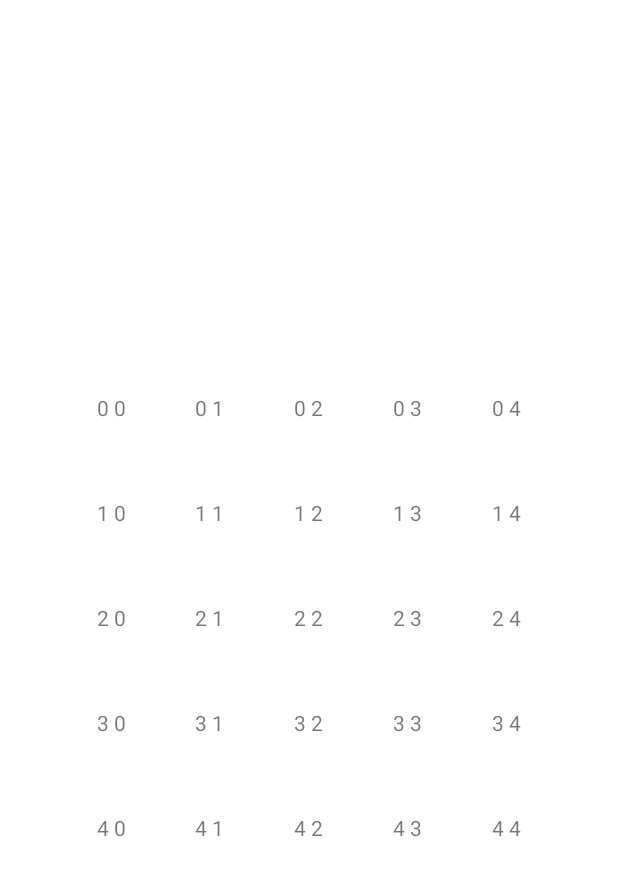
After one commit to pedrojfmorais/AMov-TrabalhoPratico1, an Android app: the layout game.xml on its own in the app's theme, with its tools: preview values and no code run, on a phone screen of 412 x 824 dp. The commit adds this screen. Shown: the top 876 px of the screen. Run offline under Robolectric (Android 15) with nearby library versions, the phone set to English and light mode, and no system bars.

Commit message:
inicio jogo, game board individual feito, inicio layout

```diff
--- a/app/src/main/java/pt/isec/amov/a2018020733/trabalhopratico1/Constants.kt
+++ b/app/src/main/java/pt/isec/amov/a2018020733/trabalhopratico1/Constants.kt
@@ -1,7 +1,14 @@
 package pt.isec.amov.a2018020733.trabalhopratico1
 
+const val SIZE_GAME_BOARD = 5
+
 const val STARTING_TIME_SECONDS = 60
-const val DECREASE_TIME_PER_LEVEL = 5
+const val DECREASE_TIME_PER_LEVEL = 10
+const val MINIMUM_TIME_LEVEL = 10
+const val ADDED_TIME_CORRECT_ANSWER = 5
 
-const val MAX_NUMBER_USED_IN_EQUATIONS_START = 10
+val MAX_NUMBER_USED_IN_EQUATIONS_START = arrayOf(9,99,999)
 const val INCREASE_NUMBER_USED_IN_EQUATIONS_PER_LEVEL = 5
+
+val OPERATORS_USED_PER_LEVEL = arrayOf(arrayOf('+'), arrayOf('+','-'),
+    arrayOf('+','-','x'), arrayOf('+','-','x','/'))
--- a/app/src/main/java/pt/isec/amov/a2018020733/trabalhopratico1/EditUser.kt
+++ b/app/src/main/java/pt/isec/amov/a2018020733/trabalhopratico1/EditUser.kt
@@ -12,9 +12,7 @@ import androidx.appcompat.app.AppCompatActivity
 import androidx.core.content.FileProvider
 import androidx.core.content.res.ResourcesCompat
 import com.google.firebase.auth.FirebaseAuth
-import com.google.firebase.auth.FirebaseUser
 import com.google.firebase.auth.ktx.auth
-import com.google.firebase.auth.ktx.userProfileChangeRequest
 import com.google.firebase.firestore.Source
 import com.google.firebase.firestore.ktx.firestore
 import com.google.firebase.ktx.Firebase
--- /dev/null
+++ b/app/src/main/java/pt/isec/amov/a2018020733/trabalhopratico1/GameBoard.kt
@@ -0,0 +1,123 @@
+package pt.isec.amov.a2018020733.trabalhopratico1
+
+
+class GameBoard(level: Int) {
+
+    companion object {
+
+        private fun operatorFromChar(charOperator: Char): (Double, Double) -> Double {
+            return when (charOperator) {
+                '+' -> { a, b -> a + b }
+                '-' -> { a, b -> a - b }
+                '/' -> { a, b -> a / b }
+                'x' -> { a, b -> a * b }
+                else -> throw Exception("That's not a supported operator")
+            }
+        }
+
+        fun calculateValueOperation(operation: Array<Char>): Double {
+
+            var result: Double
+            val mathPriority = ArrayList<String>()
+            var flagSkip = false
+
+            for (i in operation.indices) {
+                if (operation[i] == 'x' || operation[i] == '/') {
+                    mathPriority[mathPriority.size - 1] = operatorFromChar(operation[i])
+                        .invoke(
+                            mathPriority[mathPriority.size - 1].toDouble(),
+                            operation[i + 1].digitToInt().toDouble()
+                        ).toString()
+                    flagSkip = true;
+                } else {
+                    if (!flagSkip)
+                        mathPriority.add(operation[i].toString())
+                    flagSkip = false
+                }
+            }
+
+            result = mathPriority[0].toDouble()
+            for (i in mathPriority.indices)
+                if (mathPriority[i] == "+" || mathPriority[i] == "-")
+                    result = operatorFromChar(mathPriority[i][0])
+                        .invoke(
+                            result,
+                            mathPriority[i + 1].toDouble()
+                        )
+
+            return result
+        }
+    }
+
+    var gameBoard = Array(SIZE_GAME_BOARD) { CharArray(SIZE_GAME_BOARD) }
+    val level: Int
+
+    //TODO:
+    var maxValue: Double = 0.0
+    var secondMaxValue: Double = 0.0
+
+    init {
+        this.level = level
+
+        val maxNumber = if (level < 4)
+            MAX_NUMBER_USED_IN_EQUATIONS_START[0]
+        else if (level < 8)
+            MAX_NUMBER_USED_IN_EQUATIONS_START[1]
+        else
+            MAX_NUMBER_USED_IN_EQUATIONS_START[2]
+
+        val operators = if (level < 16)
+            OPERATORS_USED_PER_LEVEL[(level % 4) - 1]
+        else
+            OPERATORS_USED_PER_LEVEL[3]
+
+        for (i in gameBoard.indices)
+            for (j in gameBoard[i].indices) {
+                if (i % 2 == 0 && j % 2 == 0)
+                    gameBoard[i][j] = Character.forDigit((1..maxNumber).random(), 10)
+                else if ((i + j) % 2 == 1)
+                    gameBoard[i][j] = operators[(operators.indices).random()]
+                else
+                    gameBoard[i][j] = ' '
+            }
+
+        //Calcula linhas
+        for (i in gameBoard.indices) {
+            if (i % 2 == 0) {
+                val temp = calculateValueOperation(gameBoard[i].toTypedArray())
+                if (temp > maxValue) {
+                    secondMaxValue = maxValue
+                    maxValue = temp
+                }
+            }
+
+        }
+
+        //Calcula Colunas
+        val column = ArrayList<Char>()
+
+        for (j in gameBoard[0].indices) {
+            column.clear()
+            for (i in gameBoard.indices) {
+                if (j % 2 == 0) {
+                    column.add(gameBoard[i][j])
+                }
+            }
+            if (j % 2 == 0) {
+                val temp = calculateValueOperation(column.toTypedArray())
+                if (temp > maxValue) {
+                    secondMaxValue = maxValue
+                    maxValue = temp
+                }
+            }
+        }
+    }
+
+    fun pointForResult(resultadoConta: Double) : Int{
+        if(resultadoConta == maxValue)
+            return 2
+        if(resultadoConta == secondMaxValue)
+            return 1
+        return 0
+    }
+}
--- /dev/null
+++ b/app/src/main/res/layout/game.xml
@@ -0,0 +1,221 @@
+<?xml version="1.0" encoding="utf-8"?>
+<FrameLayout xmlns:android="http://schemas.android.com/apk/res/android"
+    android:layout_width="match_parent"
+    android:layout_height="match_parent">
+
+    <LinearLayout
+        android:layout_width="match_parent"
+        android:layout_height="match_parent"
+        android:gravity="center"
+        android:orientation="vertical"
+        android:padding="16dp">
+
+        <LinearLayout
+            android:layout_width="match_parent"
+            android:layout_height="wrap_content"
+            android:layout_gravity="center_vertical"
+            android:padding="25dp">
+            <TextView
+                android:id="@+id/cell00"
+                android:layout_width="wrap_content"
+                android:layout_height="wrap_content"
+                android:textAlignment="center"
+                android:layout_weight="1"
+                android:text="0 0"/>
+            <TextView
+                android:id="@+id/cell01"
+                android:layout_width="wrap_content"
+                android:layout_height="wrap_content"
+                android:textAlignment="center"
+                android:layout_weight="1"
+                android:text="0 1"/>
+            <TextView
+                android:id="@+id/cell02"
+                android:layout_width="wrap_content"
+                android:layout_height="wrap_content"
+                android:textAlignment="center"
+                android:layout_weight="1"
+                android:text="0 2"/>
+            <TextView
+                android:id="@+id/cell03"
+                android:layout_width="wrap_content"
+                android:layout_height="wrap_content"
+                android:textAlignment="center"
+                android:layout_weight="1"
+                android:text="0 3"/>
+            <TextView
+                android:id="@+id/cell04"
+                android:layout_width="wrap_content"
+                android:layout_height="wrap_content"
+                android:textAlignment="center"
+                android:layout_weight="1"
+                android:text="0 4"/>
+        </LinearLayout>
+        <LinearLayout
+            android:layout_width="match_parent"
+            android:layout_height="wrap_content"
+            android:layout_gravity="center_vertical"
+            android:padding="25dp">
+            <TextView
+                android:id="@+id/cell10"
+                android:layout_width="wrap_content"
+                android:layout_height="wrap_content"
+                android:textAlignment="center"
+                android:layout_weight="1"
+                android:text="1 0"/>
+            <TextView
+                android:id="@+id/cell11"
+                android:layout_width="wrap_content"
+                android:layout_height="wrap_content"
+                android:textAlignment="center"
+                android:layout_weight="1"
+                android:text="1 1"/>
+            <TextView
+                android:id="@+id/cell12"
+                android:layout_width="wrap_content"
+                android:layout_height="wrap_content"
+                android:textAlignment="center"
+                android:layout_weight="1"
+                android:text="1 2"/>
+            <TextView
+                android:id="@+id/cell13"
+                android:layout_width="wrap_content"
+                android:layout_height="wrap_content"
+                android:textAlignment="center"
+                android:layout_weight="1"
+                android:text="1 3"/>
+            <TextView
+                android:id="@+id/cell14"
+                android:layout_width="wrap_content"
+                android:layout_height="wrap_content"
+                android:textAlignment="center"
+                android:layout_weight="1"
+                android:text="1 4"/>
+        </LinearLayout>
+        <LinearLayout
+            android:layout_width="match_parent"
+            android:layout_height="wrap_content"
+            android:layout_gravity="center_vertical"
+            android:padding="25dp">
+            <TextView
+                android:id="@+id/cell20"
+                android:layout_width="wrap_content"
+                android:layout_height="wrap_content"
+                android:textAlignment="center"
+                android:layout_weight="1"
+                android:text="2 0"/>
+            <TextView
+                android:id="@+id/cell21"
+                android:layout_width="wrap_content"
+                android:layout_height="wrap_content"
+                android:textAlignment="center"
+                android:layout_weight="1"
+                android:text="2 1"/>
+            <TextView
+                android:id="@+id/cell22"
+                android:layout_width="wrap_content"
+                android:layout_height="wrap_content"
+                android:textAlignment="center"
+                android:layout_weight="1"
+                android:text="2 2"/>
+            <TextView
+                android:id="@+id/cell23"
+                android:layout_width="wrap_content"
+                android:layout_height="wrap_content"
+                android:textAlignment="center"
+                android:layout_weight="1"
+                android:text="2 3"/>
+            <TextView
+                android:id="@+id/cell24"
+                android:layout_width="wrap_content"
+                android:layout_height="wrap_content"
+                android:textAlignment="center"
+                android:layout_weight="1"
+                android:text="2 4"/>
+        </LinearLayout>
+        <LinearLayout
+            android:layout_width="match_parent"
+            android:layout_height="wrap_content"
+            android:layout_gravity="center_vertical"
+            android:padding="25dp">
+            <TextView
+                android:id="@+id/cell30"
+                android:layout_width="wrap_content"
+                android:layout_height="wrap_content"
+                android:textAlignment="center"
+                android:layout_weight="1"
+                android:text="3 0"/>
+            <TextView
+                android:id="@+id/cell31"
+                android:layout_width="wrap_content"
+                android:layout_height="wrap_content"
+                android:textAlignment="center"
+                android:layout_weight="1"
+                android:text="3 1"/>
+            <TextView
+                android:id="@+id/cell32"
+                android:layout_width="wrap_content"
+                android:layout_height="wrap_content"
+                android:textAlignment="center"
+                android:layout_weight="1"
+                android:text="3 2"/>
+            <TextView
+                android:id="@+id/cell33"
+                android:layout_width="wrap_content"
+                android:layout_height="wrap_content"
+                android:textAlignment="center"
+                android:layout_weight="1"
+                android:text="3 3"/>
+            <TextView
+                android:id="@+id/cell34"
+                android:layout_width="wrap_content"
+                android:layout_height="wrap_content"
+                android:textAlignment="center"
+                android:layout_weight="1"
+                android:text="3 4"/>
+        </LinearLayout>
+        <LinearLayout
+            android:layout_width="match_parent"
+            android:layout_height="wrap_content"
+            android:layout_gravity="center_vertical"
+            android:padding="25dp">
+            <TextView
+                android:id="@+id/cell40"
+                android:layout_width="wrap_content"
+                android:layout_height="wrap_content"
+                android:textAlignment="center"
+                android:layout_weight="1"
+                android:text="4 0"/>
+            <TextView
+                android:id="@+id/cell41"
+                android:layout_width="wrap_content"
+                android:layout_height="wrap_content"
+                android:textAlignment="center"
+                android:layout_weight="1"
+                android:text="4 1"/>
+            <TextView
+                android:id="@+id/cell42"
+                android:layout_width="wrap_content"
+                android:layout_height="wrap_content"
+                android:textAlignment="center"
+                android:layout_weight="1"
+                android:text="4 2"/>
+            <TextView
+                android:id="@+id/cell43"
+                android:layout_width="wrap_content"
+                android:layout_height="wrap_content"
+                android:textAlignment="center"
+                android:layout_weight="1"
+                android:text="4 3"/>
+            <TextView
+                android:id="@+id/cell44"
+                android:layout_width="wrap_content"
+                android:layout_height="wrap_content"
+                android:textAlignment="center"
+                android:layout_weight="1"
+                android:text="4 4"/>
+        </LinearLayout>
+
+    </LinearLayout>
+
+</FrameLayout>
```
Also changed, not shown: app/src/main/java/pt/isec/amov/a2018020733/trabalhopratico1/RegisterActivity.kt (+0 -9 lines).
